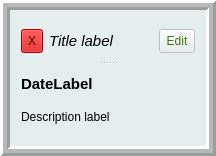
This is TimelineArchitect/eventframe_View.ui in GrzegorzDomaradzki/TimelineArchitect as Qt 5 draws it before an edit. The edited form follows.
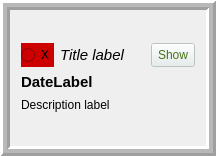
This is the edited form.

The edit to the form file:
```diff
--- a/TimelineArchitect/eventframe_View.ui
+++ b/TimelineArchitect/eventframe_View.ui
@@ -31,9 +31,6 @@
   <property name="autoFillBackground">
    <bool>false</bool>
   </property>
-  <property name="styleSheet">
-   <string notr="true">background-color: rgb(228, 238, 236);</string>
-  </property>
   <property name="frameShape">
    <enum>QFrame::Box</enum>
   </property>
@@ -46,21 +43,18 @@
   <property name="midLineWidth">
    <number>4</number>
   </property>
-  <layout class="QVBoxLayout" name="verticalLayout_2">
+  <layout class="QVBoxLayout" name="verticalLayout_3">
    <item>
-    <widget class="QSplitter" name="splitter">
-     <property name="orientation">
-      <enum>Qt::Vertical</enum>
-     </property>
-     <widget class="QWidget" name="layoutWidget">
-      <layout class="QHBoxLayout" name="horizontalLayout">
+    <layout class="QVBoxLayout" name="verticalLayout_2" stretch="1,10">
+     <item>
+      <layout class="QHBoxLayout" name="horizontalLayout" stretch="1,10,0">
        <property name="sizeConstraint">
         <enum>QLayout::SetDefaultConstraint</enum>
        </property>
        <item>
-        <widget class="QToolButton" name="toolButton">
+        <widget class="QRadioButton" name="checked">
          <property name="enabled">
-          <bool>false</bool>
+          <bool>true</bool>
          </property>
          <property name="maximumSize">
           <size>
@@ -995,14 +989,14 @@
           </palette>
          </property>
          <property name="text">
-          <string>Edit</string>
+          <string>Show</string>
          </property>
         </widget>
        </item>
       </layout>
-     </widget>
-     <widget class="QWidget" name="layoutWidget">
-      <layout class="QVBoxLayout" name="verticalLayout">
+     </item>
+     <item>
+      <layout class="QVBoxLayout" name="verticalLayout" stretch="4,8">
        <item>
         <widget class="QLabel" name="DateLab">
          <property name="maximumSize">
@@ -1037,8 +1031,8 @@
         </widget>
        </item>
       </layout>
-     </widget>
-    </widget>
+     </item>
+    </layout>
    </item>
   </layout>
  </widget>
```
